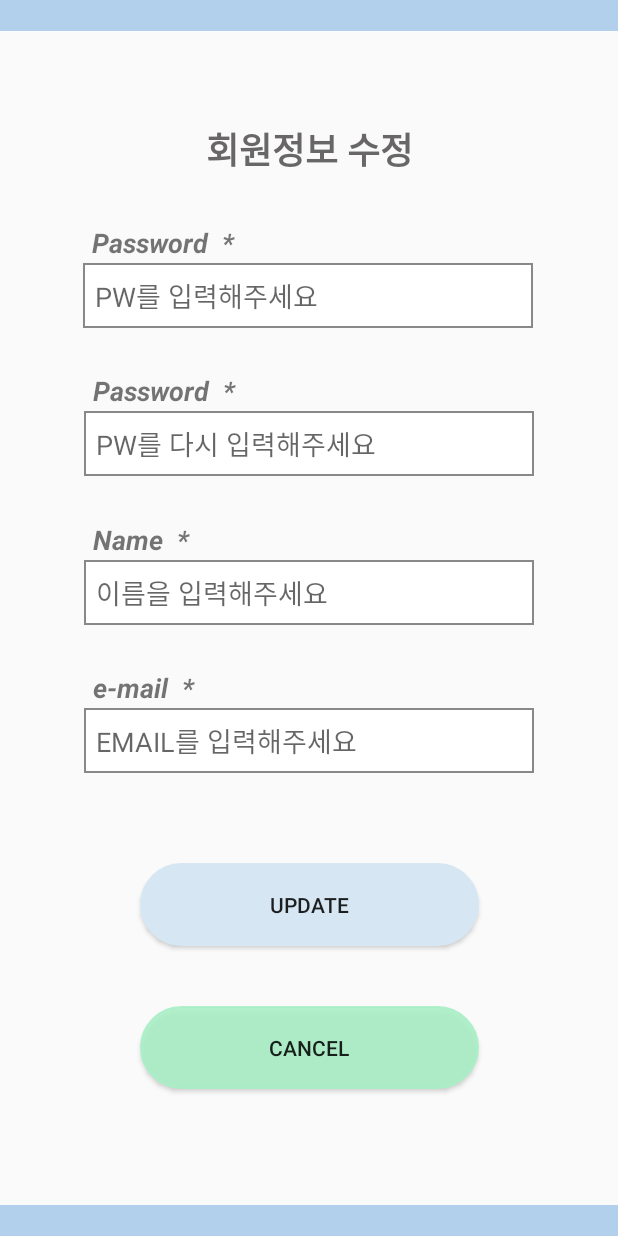
After one commit to LeeSaeBom/CODIZ-AOS, an Android app: the layout activity_userrevise.xml on its own in the app's theme, with its tools: preview values and no code run, on a phone screen of 412 x 824 dp. The commit adds this screen. Run offline under Robolectric (Android 15) with nearby library versions, the phone set to English and light mode, and no system bars.

Commit message:
회원정보 수정, 유저페이지 생성

```diff
--- a/app/src/main/res/layout/activity_select.xml
+++ b/app/src/main/res/layout/activity_select.xml
@@ -12,7 +12,7 @@
         android:id="@+id/solved_problems"
         android:layout_width="0dp"
         android:layout_height="0dp"
-        android:layout_marginTop="32dp"
+        android:layout_marginTop="16dp"
         android:background="@drawable/bnt_green"
         android:text="지난 문제 보러가기"
         android:textColor="#C3100808"
@@ -23,10 +23,24 @@
         app:layout_constraintWidth_percent="0.8" />
 
     <Button
+        android:id="@+id/bnt_userpage"
+        android:layout_width="0dp"
+        android:layout_height="0dp"
+        android:layout_marginTop="16dp"
+        android:background="@drawable/bnt_pink"
+        android:text="내 정보"
+        android:textColor="#C3100808"
+        app:layout_constraintEnd_toEndOf="parent"
+        app:layout_constraintHeight_percent="0.05"
+        app:layout_constraintStart_toStartOf="parent"
+        app:layout_constraintTop_toBottomOf="@+id/solved_problems"
+        app:layout_constraintWidth_percent="0.8" />
+
+    <Button
         android:id="@+id/grammerButton"
         android:layout_width="337dp"
         android:layout_height="206dp"
-        android:layout_marginTop="48dp"
+        android:layout_marginTop="28dp"
         android:background="@drawable/border_blue"
         android:fontFamily="sans-serif-medium"
         android:text="문법 보기"
@@ -42,7 +56,7 @@
         android:id="@+id/problemButton"
         android:layout_width="337dp"
         android:layout_height="206dp"
-        android:layout_marginTop="48dp"
+        android:layout_marginTop="20dp"
         android:background="@drawable/border_blue"
         android:text="문제 선택"
         android:textColor="#D5656262"
--- /dev/null
+++ b/app/src/main/res/layout/activity_userrevise.xml
@@ -0,0 +1,272 @@
+<?xml version="1.0" encoding="utf-8"?>
+<androidx.constraintlayout.widget.ConstraintLayout xmlns:android="http://schemas.android.com/apk/res/android"
+    xmlns:app="http://schemas.android.com/apk/res-auto"
+    xmlns:tools="http://schemas.android.com/tools"
+    android:id="@+id/reg_layout"
+    android:layout_width="match_parent"
+    android:layout_height="match_parent">
+
+    <androidx.constraintlayout.widget.ConstraintLayout
+        android:id="@+id/layout_top"
+        android:layout_width="0dp"
+        android:layout_height="0dp"
+        app:layout_constraintEnd_toEndOf="parent"
+        app:layout_constraintHeight_percent="0.025"
+        app:layout_constraintStart_toStartOf="parent"
+        app:layout_constraintTop_toTopOf="parent"
+        app:layout_constraintWidth_percent="1">
+
+        <View
+            android:id="@+id/topView3"
+            android:layout_width="0dp"
+            android:layout_height="match_parent"
+            android:background="#B2D0EB"
+            app:layout_constraintEnd_toEndOf="parent"
+            app:layout_constraintStart_toStartOf="parent"
+            app:layout_constraintTop_toTopOf="parent"
+            tools:ignore="MissingConstraints" />
+    </androidx.constraintlayout.widget.ConstraintLayout>
+
+    <androidx.constraintlayout.widget.ConstraintLayout
+        android:id="@+id/layout_mid"
+        android:layout_width="0dp"
+        android:layout_height="0dp"
+        app:layout_constraintEnd_toEndOf="parent"
+        app:layout_constraintHeight_percent="0.6"
+        app:layout_constraintHorizontal_bias="0.0"
+        app:layout_constraintStart_toStartOf="parent"
+        app:layout_constraintTop_toBottomOf="@id/layout_top"
+        app:layout_constraintWidth_percent="1">
+
+        <androidx.constraintlayout.widget.ConstraintLayout
+            android:id="@+id/top1"
+            android:layout_width="0dp"
+            android:layout_height="0dp"
+            app:layout_constraintEnd_toEndOf="parent"
+            app:layout_constraintHeight_percent="0.2"
+            app:layout_constraintStart_toStartOf="parent"
+            app:layout_constraintTop_toTopOf="parent"
+            app:layout_constraintWidth_percent="1">
+
+
+            <TextView
+                android:id="@+id/textView8"
+                android:layout_width="0dp"
+                android:layout_height="0dp"
+                android:gravity="center"
+                android:text="회원정보 수정"
+                android:textColor="#686666"
+                android:textSize="24sp"
+                android:textStyle="bold"
+                app:layout_constraintBottom_toBottomOf="parent"
+                app:layout_constraintEnd_toEndOf="parent"
+                app:layout_constraintHeight_percent="0.4"
+                app:layout_constraintStart_toStartOf="parent"
+                app:layout_constraintWidth_percent="0.5" />
+        </androidx.constraintlayout.widget.ConstraintLayout>
+
+        <androidx.constraintlayout.widget.ConstraintLayout
+            android:id="@+id/top2"
+            android:layout_width="0dp"
+            android:layout_height="0dp"
+            app:layout_constraintEnd_toEndOf="parent"
+            app:layout_constraintHeight_percent="0.2"
+            app:layout_constraintStart_toStartOf="parent"
+            app:layout_constraintTop_toBottomOf="@id/top1"
+            app:layout_constraintWidth_percent="1">
+
+            <TextView
+                android:id="@+id/textView3"
+                android:layout_width="97dp"
+                android:layout_height="26dp"
+                android:text="Password  *"
+                android:textSize="18sp"
+
+                android:textStyle="bold|italic"
+                app:layout_constraintBottom_toTopOf="@+id/update_pw"
+                app:layout_constraintEnd_toEndOf="parent"
+                app:layout_constraintHorizontal_bias="0.194"
+                app:layout_constraintStart_toStartOf="parent" />
+
+            <EditText
+                android:id="@+id/update_pw"
+                android:layout_width="300dp"
+                android:layout_height="wrap_content"
+                android:layout_gravity="center"
+                android:background="@drawable/border"
+                android:ems="10"
+                android:hint="PW를 입력해주세요"
+                android:inputType="textPassword"
+                app:layout_constraintBottom_toBottomOf="parent"
+                app:layout_constraintEnd_toEndOf="parent"
+                app:layout_constraintHorizontal_bias="0.495"
+                app:layout_constraintStart_toStartOf="parent" />
+
+        </androidx.constraintlayout.widget.ConstraintLayout>
+
+        <androidx.constraintlayout.widget.ConstraintLayout
+            android:id="@+id/top3"
+            android:layout_width="0dp"
+            android:layout_height="0dp"
+            app:layout_constraintEnd_toEndOf="parent"
+            app:layout_constraintHeight_percent="0.2"
+            app:layout_constraintStart_toStartOf="parent"
+            app:layout_constraintTop_toBottomOf="@id/top2"
+            app:layout_constraintWidth_percent="1">
+
+            <TextView
+                android:id="@+id/textView4"
+                android:layout_width="97dp"
+                android:layout_height="26dp"
+                android:text="Password  *"
+                android:textSize="18sp"
+                android:textStyle="bold|italic"
+                app:layout_constraintBottom_toTopOf="@+id/update_pwcheck"
+                app:layout_constraintEnd_toEndOf="parent"
+                app:layout_constraintHorizontal_bias="0.197"
+                app:layout_constraintStart_toStartOf="parent" />
+
+            <EditText
+                android:id="@+id/update_pwcheck"
+                android:layout_width="300dp"
+                android:layout_height="wrap_content"
+                android:layout_gravity="center"
+                android:background="@drawable/border"
+                android:ems="10"
+                android:hint="PW를 다시 입력해주세요"
+                android:inputType="textPassword"
+                app:layout_constraintBottom_toBottomOf="parent"
+                app:layout_constraintEnd_toEndOf="parent"
+                app:layout_constraintStart_toStartOf="parent" />
+
+        </androidx.constraintlayout.widget.ConstraintLayout>
+
+        <androidx.constraintlayout.widget.ConstraintLayout
+            android:id="@+id/top4"
+            android:layout_width="0dp"
+            android:layout_height="0dp"
+            app:layout_constraintEnd_toEndOf="parent"
+            app:layout_constraintHeight_percent="0.2"
+            app:layout_constraintStart_toStartOf="parent"
+            app:layout_constraintTop_toBottomOf="@id/top3"
+            app:layout_constraintWidth_percent="1">
+
+            <TextView
+                android:id="@+id/textView5"
+                android:layout_width="97dp"
+                android:layout_height="26dp"
+                android:text="Name  *"
+                android:textSize="18sp"
+                android:textStyle="bold|italic"
+                app:layout_constraintBottom_toTopOf="@+id/update_name"
+                app:layout_constraintEnd_toEndOf="parent"
+                app:layout_constraintHorizontal_bias="0.197"
+                app:layout_constraintStart_toStartOf="parent" />
+
+            <EditText
+                android:id="@+id/update_name"
+                android:layout_width="300dp"
+                android:layout_height="wrap_content"
+                android:layout_gravity="center"
+                android:background="@drawable/border"
+                android:ems="10"
+                android:hint="이름을 입력해주세요"
+                android:inputType="textPersonName"
+                app:layout_constraintBottom_toBottomOf="parent"
+                app:layout_constraintEnd_toEndOf="parent"
+                app:layout_constraintStart_toStartOf="parent" />
+
+        </androidx.constraintlayout.widget.ConstraintLayout>
+
+        <androidx.constraintlayout.widget.ConstraintLayout
+            android:layout_width="0dp"
+            android:layout_height="0dp"
+            app:layout_constraintBottom_toBottomOf="parent"
+            app:layout_constraintEnd_toEndOf="parent"
+            app:layout_constraintHeight_percent="0.2"
+            app:layout_constraintStart_toStartOf="parent"
+            app:layout_constraintWidth_percent="1">
+
+            <TextView
+                android:id="@+id/textView6"
+                android:layout_width="97dp"
+                android:layout_height="26dp"
+                android:text="e-mail  *"
+                android:textSize="18sp"
+                android:textStyle="bold|italic"
+                app:layout_constraintBottom_toTopOf="@+id/update_email"
+                app:layout_constraintEnd_toEndOf="parent"
+                app:layout_constraintHorizontal_bias="0.197"
+                app:layout_constraintStart_toStartOf="parent" />
+
+            <EditText
+                android:id="@+id/update_email"
+                android:layout_width="300dp"
+                android:layout_height="wrap_content"
+                android:layout_gravity="center"
+                android:background="@drawable/border"
+                android:ems="10"
+                android:hint="EMAIL를 입력해주세요"
+                android:inputType="textEmailAddress"
+                app:layout_constraintBottom_toBottomOf="parent"
+                app:layout_constraintEnd_toEndOf="parent"
+                app:layout_constraintStart_toStartOf="parent" />
+        </androidx.constraintlayout.widget.ConstraintLayout>
+
+    </androidx.constraintlayout.widget.ConstraintLayout>
+
+    <androidx.constraintlayout.widget.ConstraintLayout
+        android:id="@+id/layout_mid2"
+        android:layout_width="0dp"
+        android:layout_height="0dp"
+        app:layout_constraintEnd_toEndOf="parent"
+        app:layout_constraintHeight_percent="0.35"
+        app:layout_constraintStart_toStartOf="parent"
+        app:layout_constraintTop_toBottomOf="@id/layout_mid"
+        app:layout_constraintWidth_percent="1">
+
+        <Button
+            android:id="@+id/update_cancle_bnt"
+            android:layout_width="226dp"
+            android:layout_height="55dp"
+            android:layout_marginTop="40dp"
+            android:background="@drawable/bnt_green"
+            android:text="CANCEL"
+            app:layout_constraintEnd_toEndOf="parent"
+            app:layout_constraintStart_toStartOf="parent"
+            app:layout_constraintTop_toBottomOf="@+id/update_bnt" />
+
+        <Button
+            android:id="@+id/update_bnt"
+            android:layout_width="226dp"
+            android:layout_height="55dp"
+            android:layout_marginTop="60dp"
+            android:background="@drawable/bnt_blue"
+            android:text="UPDATE"
+            app:layout_constraintEnd_toEndOf="parent"
+            app:layout_constraintStart_toStartOf="parent"
+            app:layout_constraintTop_toTopOf="parent" />
+
+    </androidx.constraintlayout.widget.ConstraintLayout>
+
+    <androidx.constraintlayout.widget.ConstraintLayout
+        android:layout_width="0dp"
+        android:layout_height="0dp"
+        app:layout_constraintBottom_toBottomOf="parent"
+        app:layout_constraintEnd_toEndOf="parent"
+        app:layout_constraintHeight_percent="0.025"
+        app:layout_constraintStart_toStartOf="parent"
+        app:layout_constraintTop_toBottomOf="@id/layout_mid2"
+        app:layout_constraintWidth_percent="1">
+        <View
+            android:id="@+id/topView4"
+            android:layout_width="match_parent"
+            android:layout_height="match_parent"
+            android:background="#B2D0EB"
+            app:layout_constraintBottom_toBottomOf="parent"
+            app:layout_constraintEnd_toEndOf="parent"
+            app:layout_constraintStart_toStartOf="parent"
+            tools:ignore="MissingConstraints" />
+
+    </androidx.constraintlayout.widget.ConstraintLayout>
+</androidx.constraintlayout.widget.ConstraintLayout>
--- a/app/src/main/res/layout/userpage_main.xml
+++ b/app/src/main/res/layout/userpage_main.xml
@@ -1,9 +1,11 @@
 <?xml version="1.0" encoding="utf-8"?>
 <androidx.constraintlayout.widget.ConstraintLayout xmlns:android="http://schemas.android.com/apk/res/android"
     xmlns:app="http://schemas.android.com/apk/res-auto"
+    xmlns:tools="http://schemas.android.com/tools"
     android:layout_width="match_parent"
     android:layout_height="match_parent"
-    xmlns:tools="http://schemas.android.com/tools">
+    android:background="#FFFFFF">
+
 
     <androidx.constraintlayout.widget.ConstraintLayout
         android:id="@+id/usercnt_bottom"
@@ -41,7 +43,7 @@
             android:id="@+id/userpage_revise"
             android:layout_width="0dp"
             android:layout_height="0dp"
-            android:layout_marginTop="30dp"
+            android:layout_marginTop="28dp"
             android:background="@drawable/bnt_blue"
             android:text="회원정보 수정"
             app:layout_constraintEnd_toEndOf="parent"
@@ -49,19 +51,6 @@
             app:layout_constraintHorizontal_bias="0.497"
             app:layout_constraintStart_toStartOf="parent"
             app:layout_constraintTop_toTopOf="parent"
-            app:layout_constraintWidth_percent="0.5" />
-
-        <Button
-            android:id="@+id/userpage_wrong"
-            android:layout_width="0dp"
-            android:layout_height="0dp"
-            android:layout_marginTop="30dp"
-            android:background="@drawable/bnt_pink"
-            android:text="틀린문제 보기"
-            app:layout_constraintEnd_toEndOf="parent"
-            app:layout_constraintHeight_percent="0.2"
-            app:layout_constraintStart_toStartOf="parent"
-            app:layout_constraintTop_toBottomOf="@id/userpage_revise"
             app:layout_constraintWidth_percent="0.5" />
 
     </androidx.constraintlayout.widget.ConstraintLayout>
@@ -100,10 +89,28 @@
 
         <ImageView
             android:id="@+id/imageView"
-            android:layout_width="325dp"
-            android:layout_height="300dp"
-            app:srcCompat="@drawable/bear"
-            tools:layout_editor_absoluteX="-46dp"
-            tools:layout_editor_absoluteY="-4dp" />
+            android:layout_width="0dp"
+            android:layout_height="0dp"
+            android:layout_marginTop="44dp"
+            app:layout_constraintEnd_toEndOf="parent"
+            app:layout_constraintHeight_percent="0.8"
+            app:layout_constraintHorizontal_bias="0.0"
+            app:layout_constraintStart_toStartOf="parent"
+            app:layout_constraintTop_toTopOf="parent"
+            app:layout_constraintWidth_percent="1"
+            app:srcCompat="@drawable/userbear" />
+
+        <TextView
+            android:id="@+id/user_level"
+            android:layout_width="wrap_content"
+            android:layout_height="wrap_content"
+            android:layout_marginBottom="48dp"
+            android:text="LEVEL 1"
+            android:textColor="#EF6090"
+            android:textSize="24sp"
+            app:layout_constraintBottom_toBottomOf="@+id/imageView"
+            app:layout_constraintEnd_toEndOf="parent"
+            app:layout_constraintHorizontal_bias="0.498"
+            app:layout_constraintStart_toStartOf="parent" />
     </androidx.constraintlayout.widget.ConstraintLayout>
 </androidx.constraintlayout.widget.ConstraintLayout>
```
